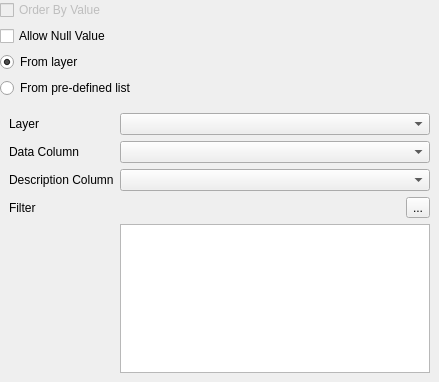
Above: src/configmanager/editorwidgets/uifiles/ui_listwidget_config.ui from roam-qgis/Roam before the change. Below: the same form after it.
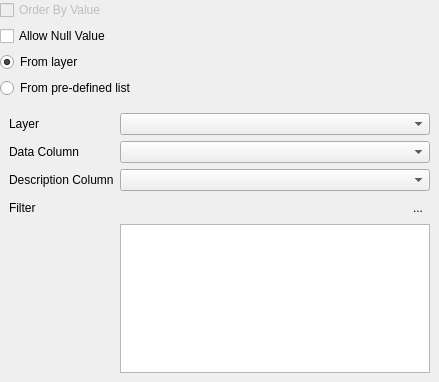
That is the form after the change. Icons and pictures are not drawn.

Commit message: Fix #268 - Connect filter button

What changed in the file:
```diff
--- a/src/configmanager/editorwidgets/uifiles/ui_listwidget_config.ui
+++ b/src/configmanager/editorwidgets/uifiles/ui_listwidget_config.ui
@@ -105,6 +105,19 @@
            <property name="text">
             <string>...</string>
            </property>
+           <property name="icon">
+            <iconset resource="../../ui/resources.qrc">
+             <normaloff>:/icons/Expression</normaloff>:/icons/Expression</iconset>
+           </property>
+           <property name="iconSize">
+            <size>
+             <width>24</width>
+             <height>24</height>
+            </size>
+           </property>
+           <property name="autoRaise">
+            <bool>true</bool>
+           </property>
           </widget>
          </item>
         </layout>
```
Left out of the diff: 4 changed lines with no effect on the pictures. The commit also changes 2 other files.
